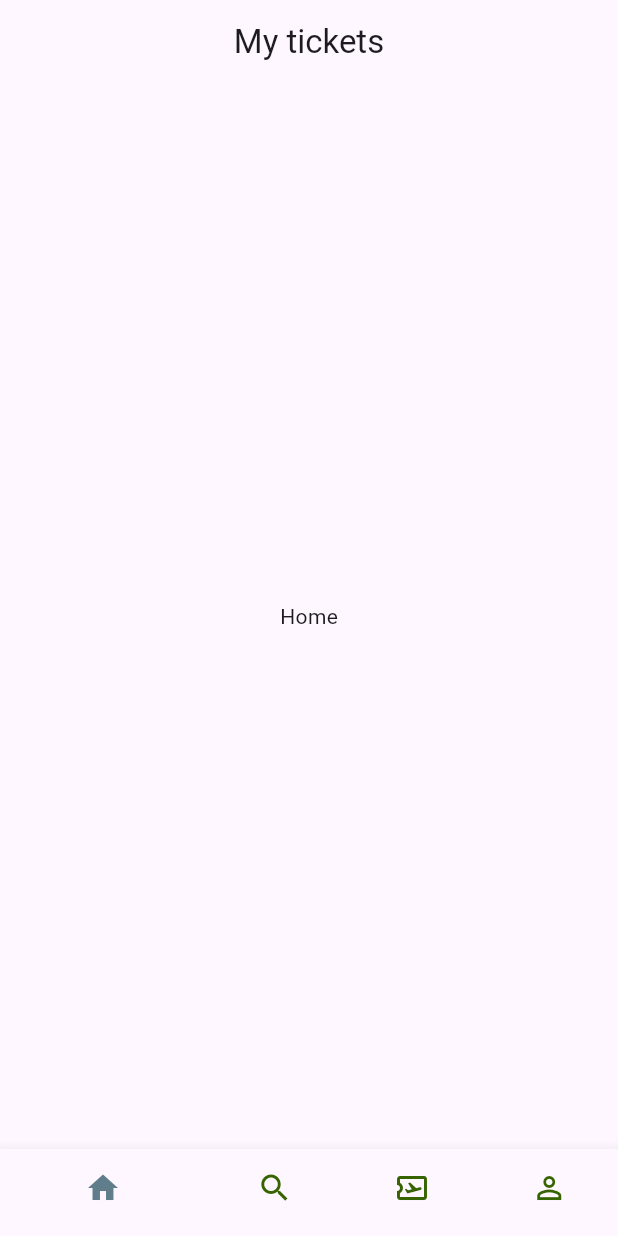
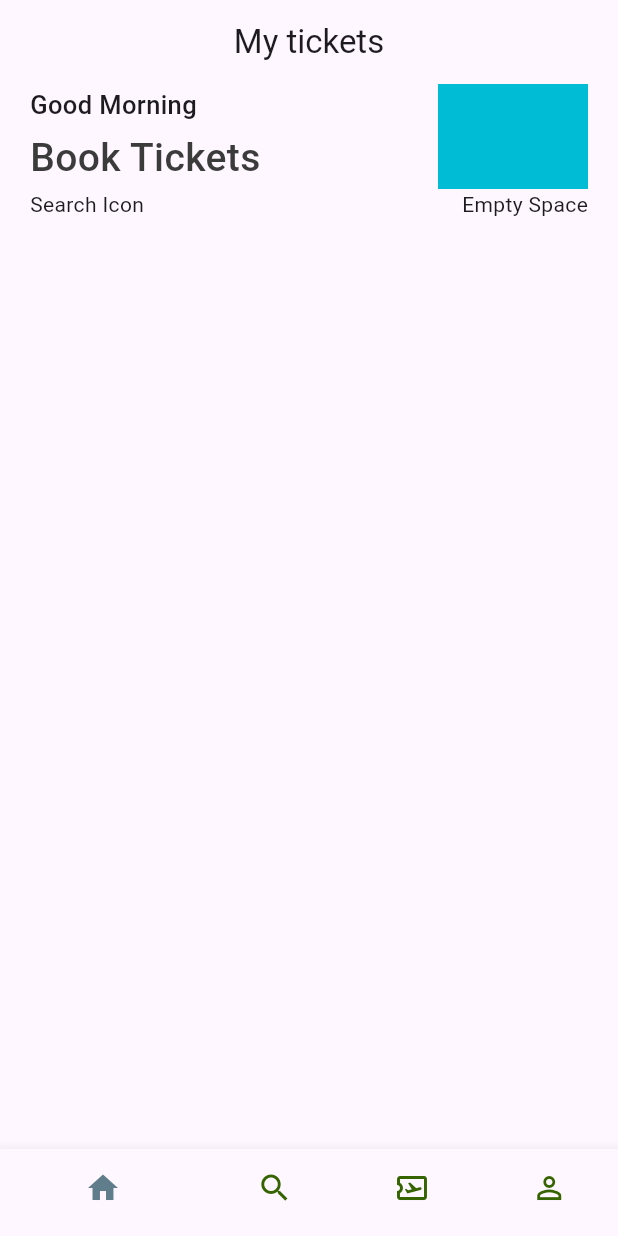
Before and after one commit to V-UNiQuE-V/travelit, a Flutter app: the screen it shows after launch, on a phone screen of 412 x 824 dp. Run offline on Flutter 3.47's test engine with Material 3 defaults, Android fonts, the phone set to English and light mode, and no system bars.

Commit message:
Home Screen: Layouting using Container - Padding, Columns & Rows - Alignment

```diff
--- a/lib/base/bottom_nav_bar.dart
+++ b/lib/base/bottom_nav_bar.dart
@@ -1,4 +1,5 @@
 import 'package:flutter/material.dart';
+import 'package:ticket_app/screens/home_screen.dart';
 
 class BottomNavBar extends StatefulWidget {
   const BottomNavBar({super.key});
@@ -10,7 +11,7 @@ class BottomNavBar extends StatefulWidget {
 class _BottomNavBarState extends State<BottomNavBar> {
 
   final appScreens = [
-    const Center(child: Text("Home")),
+    const HomeScreen(),
     const Center(child: Text("Search")),
     const Center(child: Text("Tickets")),
     const Center(child: Text("Profile")),
--- /dev/null
+++ b/lib/screens/home_screen.dart
@@ -0,0 +1,65 @@
+import 'package:flutter/material.dart';
+
+class HomeScreen extends StatefulWidget {
+  const HomeScreen({super.key});
+
+  @override
+  State<HomeScreen> createState() => _HomeScreenState();
+}
+
+class _HomeScreenState extends State<HomeScreen> {
+  @override
+  Widget build(BuildContext context) {
+    //Widgets: Column, ListView, ListView.builder, Expand
+    return Scaffold(
+      body: ListView(
+        //Scrollable Effect
+        children: [
+          //To put things on Top of each other use Column Widget, Empty space is also a widget
+          Container(
+            padding: const EdgeInsets.symmetric(horizontal: 20),
+            // color: Colors.grey,
+            child: Column(
+              //Widgets are List inside Widgets. Widgets are represented by children
+              children: [
+                Row(
+                  mainAxisAlignment: MainAxisAlignment.spaceBetween,
+                  children: [
+                    Column(
+                      //Horizontal Axis for Column
+                      crossAxisAlignment: CrossAxisAlignment.start,
+                      children: [
+                        Text(
+                          "Good Morning",
+                          style: TextStyle(
+                            fontSize: 17,
+                            fontWeight: FontWeight.w500,
+                          ),
+                        ),
+                        //Create some space between them
+                        SizedBox(height: 5),
+                        Text(
+                          "Book Tickets",
+                          style: TextStyle(
+                            fontSize: 26,
+                            fontWeight: FontWeight.w500,
+                            color: Color(0xFF3b3b3b),
+                          ),
+                        ),
+                      ],
+                    ),
+                    Container(color: Colors.cyan, width: 100, height: 70),
+                  ],
+                ),
+                Row(
+                  mainAxisAlignment: MainAxisAlignment.spaceBetween,
+                  children: [Text("Search Icon"), Text("Empty Space")],
+                ),
+              ],
+            ),
+          ),
+        ],
+      ),
+    );
+  }
+}
```
